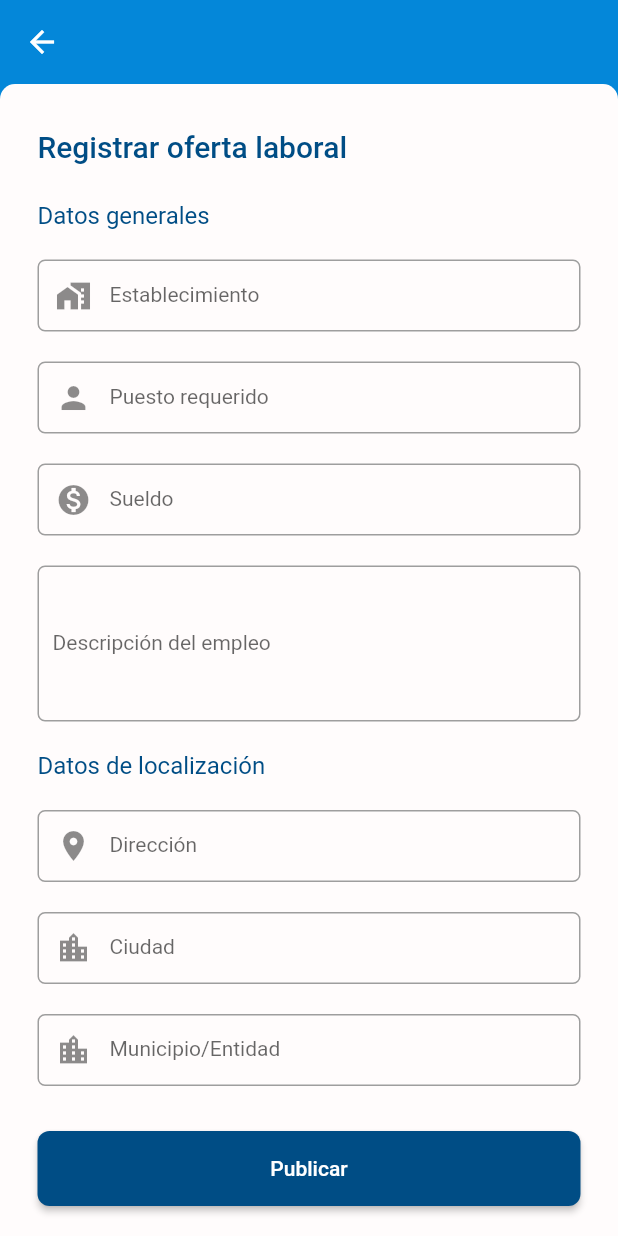
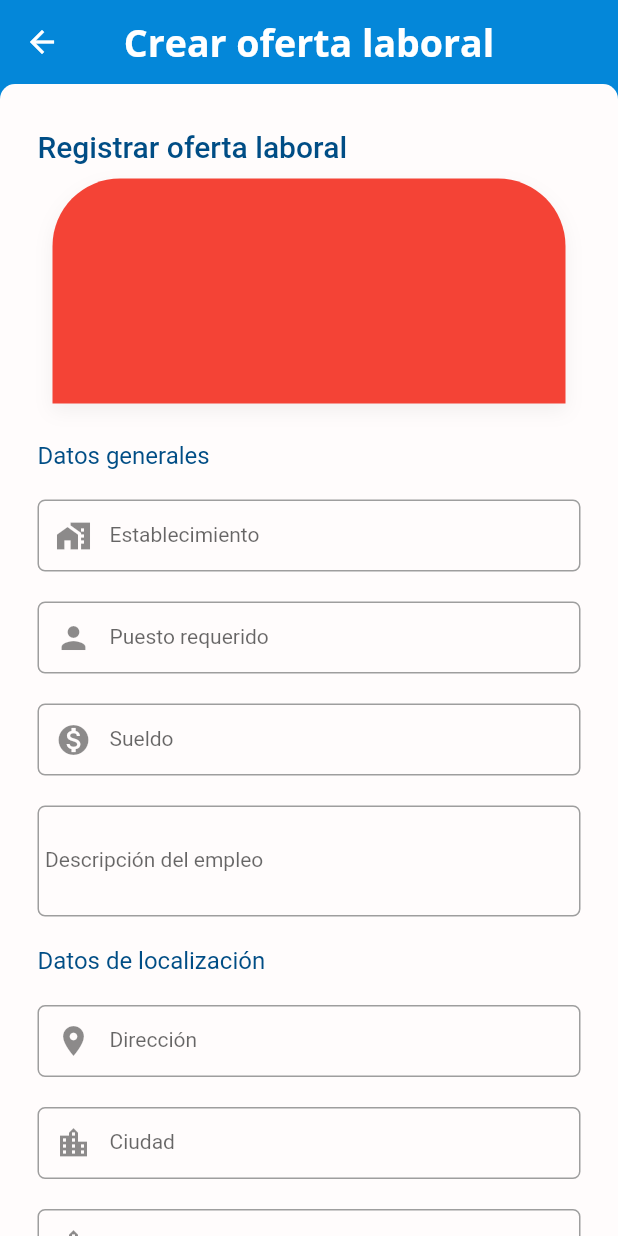
Before and after one commit to Tomas141199/findjob, a Flutter app: the AddJobScreen screen opened by its route, on a phone screen of 412 x 824 dp. Run offline on Flutter 3.47's test engine with Material 2 defaults, Android fonts, the phone set to English and light mode, and no system bars; our stand-ins replace flutter_secure_storage; accounts and stored records are empty.

Commit message:
register first version

```diff
--- /dev/null
+++ b/lib/providers/job_form_provider.dart
@@ -0,0 +1,27 @@
+import 'package:flutter/material.dart';
+
+class JobFormProvider extends ChangeNotifier {
+  GlobalKey<FormState> formKey = GlobalKey<FormState>();
+
+  String name = "";
+  String photoUrl = "";
+  String job = "";
+  String salary = "";
+  String description = "";
+  String address = "";
+  String city = "";
+  String town = "";
+
+  bool _isLoading = false;
+  bool get isLoading => _isLoading;
+
+  set isLoading(bool value) {
+    _isLoading = value;
+    notifyListeners();
+  }
+
+  bool isValidForm() {
+    print(formKey.currentState?.validate());
+    return formKey.currentState?.validate() ?? false;
+  }
+}
--- a/lib/providers/providers.dart
+++ b/lib/providers/providers.dart
@@ -1,3 +1,4 @@
+export 'package:findjob_app/providers/job_form_provider.dart';
 export 'package:findjob_app/providers/ui_provider.dart';
 export 'package:findjob_app/providers/register_form_provider.dart';
 export 'package:findjob_app/providers/login_form_provider.dart';
--- a/lib/screens/addjob_screen.dart
+++ b/lib/screens/addjob_screen.dart
@@ -1,264 +1,244 @@
 import 'package:flutter/material.dart';
+import 'package:provider/provider.dart';
+import 'package:findjob_app/providers/providers.dart';
+import 'package:findjob_app/validator/validator.dart';
+import 'package:findjob_app/widgets/widgets.dart';
+import 'package:findjob_app/theme/app_theme.dart';
 
-import '../theme/app_theme.dart';
-
-class AddJobScreen extends StatefulWidget{
-  const AddJobScreen({Key? key}):super(key: key);
+class AddJobScreen extends StatelessWidget {
+  const AddJobScreen({Key? key}) : super(key: key);
 
   @override
-  _AddJobScreen createState()=>_AddJobScreen();
-}
-
-class _AddJobScreen extends State<AddJobScreen>{
-
-  final _formKey=GlobalKey<FormState>();
-
-  @override
-  Widget build(BuildContext context){
-    return SafeArea(
-      child: Scaffold(
-        backgroundColor: Color.fromRGBO(4, 135, 217, 1),
+  Widget build(BuildContext context) {
+    return Scaffold(
+      backgroundColor: AppTheme.primary,
       appBar: AppBar(
-          backgroundColor: Color.fromRGBO(4, 135, 217, 1),
+        backgroundColor: AppTheme.primary,
         elevation: 0,
-          /*title: const Text(
-            "Crear oferta laboral",
-            textAlign: TextAlign.right,
-            style:TextStyle(
-              color:Color.fromRGBO(255, 252, 252, 1),
-              fontSize:16.0,
+        centerTitle: true,
+        title: const Text("Crear oferta laboral",
+            style: TextStyle(
+              color: Colors.white,
+              fontSize: 25,
               fontWeight: FontWeight.bold,
-              fontFamily:'Arial',
-            )
-          ),*/
+              fontFamily: 'OpenSans',
+            )),
       ),
-          body: SafeArea(
-
-        child:SingleChildScrollView(
+      body: SingleChildScrollView(
         child: Container(
-
-            padding: EdgeInsets.only(top:30.0,right: 25.0,left: 25.0),
-            decoration: BoxDecoration(
-              color: Color.fromRGBO(255, 252, 252, 1),
-              borderRadius: BorderRadius.only(
-                topLeft: Radius.circular(10),
-                topRight: Radius.circular(10),
-              ),
-            ),
-
-            child:Column(
+          padding: const EdgeInsets.only(top: 30.0, right: 25.0, left: 25.0),
+          decoration: _backgroundScaffold(),
+          child: Column(
             crossAxisAlignment: CrossAxisAlignment.stretch,
             children: <Widget>[
-                Text('Registrar oferta laboral',
+              const Text(
+                'Registrar oferta laboral',
                 style: AppTheme.subEncabezado,
               ),
-                Padding(
-                  padding: EdgeInsets.only(top: 20.0),
-                   child:_FormularioRegistro(context),
-                ),
-
+              Stack(
+                children: const [
+                  JobImage(),
                 ],
               ),
-
-
-          ),
+              Padding(
+                  padding: const EdgeInsets.only(top: 20.0),
+                  child: ChangeNotifierProvider(
+                    create: (_) => JobFormProvider(),
+                    child: const _FormJob(),
+                  )),
+            ],
           ),
         ),
       ),
     );
   }
 
-  Widget _FormularioRegistro(BuildContext context){
+  BoxDecoration _backgroundScaffold() {
+    return const BoxDecoration(
+      color: Color.fromRGBO(255, 252, 252, 1),
+      borderRadius: BorderRadius.only(
+        topLeft: Radius.circular(10),
+        topRight: Radius.circular(10),
+      ),
+    );
+  }
+}
+
+class _FormJob extends StatelessWidget {
+  const _FormJob({
+    Key? key,
+  }) : super(key: key);
+
+  @override
+  Widget build(BuildContext context) {
+    final jobForm = Provider.of<JobFormProvider>(context);
     return Form(
-      key: _formKey,
+      key: jobForm.formKey,
+      autovalidateMode: AutovalidateMode.onUserInteraction,
       child: Column(
         crossAxisAlignment: CrossAxisAlignment.stretch,
         children: <Widget>[
-          Padding(
-            padding: EdgeInsets.only(top:5.0),
-             child:Text('Datos generales',
+          const Padding(
+            padding: EdgeInsets.only(top: 5.0),
+            child: Text(
+              'Datos generales',
               style: AppTheme.subEncabezadoDos,
             ),
           ),
 
           Padding(
-            padding: EdgeInsets.only(top:20.0),
+            padding: const EdgeInsets.only(top: 20.0),
             child: TextFormField(
-              style: TextStyle(
-                fontSize: 14.0,
-                color: Colors.black,
-              ),
-
+              style: _getTextStyleForm(),
               //Decoración del elemento
-              decoration: InputDecoration(
+              decoration: const InputDecoration(
                 labelText: 'Establecimiento',
                 prefixIcon: Icon(Icons.maps_home_work),
-                contentPadding: const EdgeInsets.symmetric(vertical: 5,horizontal: 5),
-
-                enabledBorder:AppTheme.lightTheme.inputDecorationTheme.enabledBorder,
-                focusedBorder:AppTheme.lightTheme.inputDecorationTheme.focusedBorder,
+                hintText: "Ejem. Walmart",
               ),
+              validator: (value) {
+                return value!.notEmpty;
+              },
+              onChanged: (value) => jobForm.name = value,
             ),
           ),
 
           Padding(
-            padding: EdgeInsets.only(top:20.0),
+            padding: const EdgeInsets.only(top: 20.0),
             child: TextFormField(
-              style: TextStyle(
-                fontSize: 14.0,
-                color: Colors.black,
-              ),
-
+              style: _getTextStyleForm(),
               //Decoración del input
-              decoration: InputDecoration(
+              decoration: const InputDecoration(
                 prefixIcon: Icon(Icons.person),
                 labelText: 'Puesto requerido',
-                contentPadding: const EdgeInsets.symmetric(vertical: 5,horizontal: 5),
-
-                enabledBorder:AppTheme.lightTheme.inputDecorationTheme.enabledBorder,
-                focusedBorder:AppTheme.lightTheme.inputDecorationTheme.focusedBorder,
+                hintText: "Ejem: Ayudante de piso",
               ),
+              validator: (value) {
+                return value!.notEmpty;
+              },
+              onChanged: (value) => jobForm.job = value,
             ),
           ),
 
-
-
           Padding(
-            padding: EdgeInsets.only(top:20.0),
+            padding: const EdgeInsets.only(top: 20.0),
             child: TextFormField(
-              style: TextStyle(
-                fontSize: 14.0,
-                color: Colors.black,
-              ),
-
+              style: _getTextStyleForm(),
               //Decoración del textFormField
-              decoration: InputDecoration(
+              decoration: const InputDecoration(
                 labelText: 'Sueldo',
                 prefixIcon: Icon(Icons.monetization_on),
-                //suffixIcon: Icon(Icons.eyes),
-                contentPadding: const EdgeInsets.symmetric(vertical: 5,horizontal: 5),
-
-                enabledBorder:AppTheme.lightTheme.inputDecorationTheme.enabledBorder,
-                focusedBorder:AppTheme.lightTheme.inputDecorationTheme.focusedBorder,
+                hintText: "Ejem: 100mxn",
               ),
+              validator: (value) {
+                return value!.notEmpty;
+              },
+              onChanged: (value) => jobForm.salary = value,
             ),
           ),
 
           //Sección de la descripción del empleo
           Padding(
-            padding: EdgeInsets.only(top:20.0),
+            padding: const EdgeInsets.only(top: 20.0),
             child: TextFormField(
               maxLines: 4, //or null
-              style: TextStyle(
-                fontSize: 14.0,
-                color: Colors.black,
+              style: _getTextStyleForm(),
+              //Decoración del textFormField
+              decoration: const InputDecoration(
+                labelText: 'Descripción del empleo',
+                hintText:
+                    "Ejem: Ayudante de piso solo manejo de inventario de 12hrs",
               ),
-
-              //Decoración del textFormField
-              decoration: InputDecoration(
-                labelText: 'Descripción del empleo',
-                contentPadding: const EdgeInsets.symmetric(vertical: 20,horizontal: 10),
-
-                enabledBorder:AppTheme.lightTheme.inputDecorationTheme.enabledBorder,
-                focusedBorder:AppTheme.lightTheme.inputDecorationTheme.focusedBorder,
-              ),
+              validator: (value) {
+                return value!.notEmpty;
+              },
+              onChanged: (value) => jobForm.description = value,
             ),
           ),
 
           /**DATOS DE LA UBICACIÓN DEL LUGAR*/
-          Padding(
-            padding: EdgeInsets.only(top:20.0),
-             child:Text('Datos de localización',
+          const Padding(
+            padding: EdgeInsets.only(top: 20.0),
+            child: Text(
+              'Datos de localización',
               style: AppTheme.subEncabezadoDos,
             ),
           ),
 
-
           Padding(
-            padding: EdgeInsets.only(top:20.0),
+            padding: const EdgeInsets.only(top: 20.0),
             child: TextFormField(
-              style: TextStyle(
-                fontSize: 14.0,
-                color: Colors.black,
-              ),
+              style: _getTextStyleForm(),
 
               //Decoración del textFormField
-              decoration: InputDecoration(
+              decoration: const InputDecoration(
                 labelText: 'Dirección',
                 prefixIcon: Icon(Icons.place),
-                //suffixIcon: Icon(Icons.eyes),
-                contentPadding: const EdgeInsets.symmetric(vertical: 5,horizontal: 5),
-
-                enabledBorder:AppTheme.lightTheme.inputDecorationTheme.enabledBorder,
-                focusedBorder:AppTheme.lightTheme.inputDecorationTheme.focusedBorder,
+                hintText: 'Av. Siempre viva #223',
               ),
+              validator: (value) {
+                return value!.notEmpty;
+              },
+              onChanged: (value) => jobForm.address = value,
             ),
           ),
 
           Padding(
-            padding: EdgeInsets.only(top:20.0),
+            padding: const EdgeInsets.only(top: 20.0),
             child: TextFormField(
-              style: TextStyle(
-                fontSize: 14.0,
-                color: Colors.black,
-              ),
+              style: _getTextStyleForm(),
 
               //Decoración del textFormField
-              decoration: InputDecoration(
+              decoration: const InputDecoration(
                 labelText: 'Ciudad',
                 prefixIcon: Icon(Icons.location_city),
-                //suffixIcon: Icon(Icons.eyes),
-                contentPadding: const EdgeInsets.symmetric(vertical: 5,horizontal: 5),
-
-                enabledBorder:AppTheme.lightTheme.inputDecorationTheme.enabledBorder,
-                focusedBorder:AppTheme.lightTheme.inputDecorationTheme.focusedBorder,
+                hintText: 'Ejem: Monterrey',
               ),
+              validator: (value) {
+                return value!.notEmpty;
+              },
+              onChanged: (value) => jobForm.city = value,
             ),
           ),
 
           Padding(
-            padding: EdgeInsets.only(top:20.0),
+            padding: const EdgeInsets.only(top: 20.0),
             child: TextFormField(
-              style: TextStyle(
-                fontSize: 14.0,
-                color: Colors.black,
-              ),
-
+              style: _getTextStyleForm(),
               //Decoración del textFormField
-              decoration: InputDecoration(
+              decoration: const InputDecoration(
                 labelText: 'Municipio/Entidad',
                 prefixIcon: Icon(Icons.location_city_sharp),
-                //suffixIcon: Icon(Icons.eyes),
-                contentPadding: const EdgeInsets.symmetric(vertical: 5,horizontal: 5),
-
-                enabledBorder:AppTheme.lightTheme.inputDecorationTheme.enabledBorder,
-                focusedBorder:AppTheme.lightTheme.inputDecorationTheme.focusedBorder,
+                hintText: "Ejem: Los mochis sinaloa",
               ),
+              validator: (value) {
+                return value!.notEmpty;
+              },
+              onChanged: (value) => jobForm.town = value,
             ),
           ),
 
-
-
           Padding(
-            padding: EdgeInsets.only(top:30.0,bottom:30.0),
-            child:MaterialButton(
+            padding: const EdgeInsets.only(top: 30.0, bottom: 30.0),
+            child: MaterialButton(
               shape: RoundedRectangleBorder(
                   borderRadius: BorderRadius.circular(8)),
               height: 50.0,
-              onPressed: () {
-
-              },
-              color: Color.fromRGBO(0, 77, 133, 1),
-              child: Text(
-                'Publicar',
-                style: TextStyle(
-                color: Colors.white
-              )
-            ),
+              onPressed: () {},
+              color: AppTheme.deepBlue,
+              child:
+                  const Text('Publicar', style: TextStyle(color: Colors.white)),
             ),
           ),
         ],
       ),
     );
   }
+
+  TextStyle _getTextStyleForm() {
+    return const TextStyle(
+      fontSize: 14.0,
+      color: Colors.black,
+    );
   }
+}
--- /dev/null
+++ b/lib/widgets/job_image.dart
@@ -0,0 +1,31 @@
+import 'package:flutter/material.dart';
+
+class JobImage extends StatelessWidget {
+  const JobImage({super.key});
+
+  @override
+  Widget build(BuildContext context) {
+    return Padding(
+      padding: const EdgeInsets.only(left: 10, right: 10, top: 10),
+      child: Container(
+        height: 150,
+        // ignore: prefer_const_constructors
+        decoration: _buildBoxDecoration(),
+      ),
+    );
+  }
+
+  BoxDecoration _buildBoxDecoration() => BoxDecoration(
+          color: Colors.red,
+          borderRadius: const BorderRadius.only(
+            topLeft: Radius.circular(45),
+            topRight: Radius.circular(45),
+          ),
+          boxShadow: [
+            BoxShadow(
+              color: Colors.black.withOpacity(0.05),
+              blurRadius: 10,
+              offset: const Offset(0, 5),
+            )
+          ]);
+}
--- a/lib/widgets/register_form.dart
+++ b/lib/widgets/register_form.dart
@@ -1,4 +1,3 @@
-import 'package:findjob_app/services/auth_service.dart';
 import 'package:flutter/material.dart';
 import 'package:intl/intl.dart';
 import 'package:flutter/services.dart';
--- a/lib/widgets/widgets.dart
+++ b/lib/widgets/widgets.dart
@@ -1,4 +1,5 @@
+export 'package:findjob_app/widgets/custom_navigationbar.dart';
+export 'package:findjob_app/widgets/job_image.dart';
 export 'package:findjob_app/widgets/register_form.dart';
 export 'package:findjob_app/widgets/card_container.dart';
 export 'package:findjob_app/widgets/auth_background.dart';
-export 'package:findjob_app/widgets/custom_navigationbar.dart';
```
Lines whose indentation alone changed are shown as unchanged.
